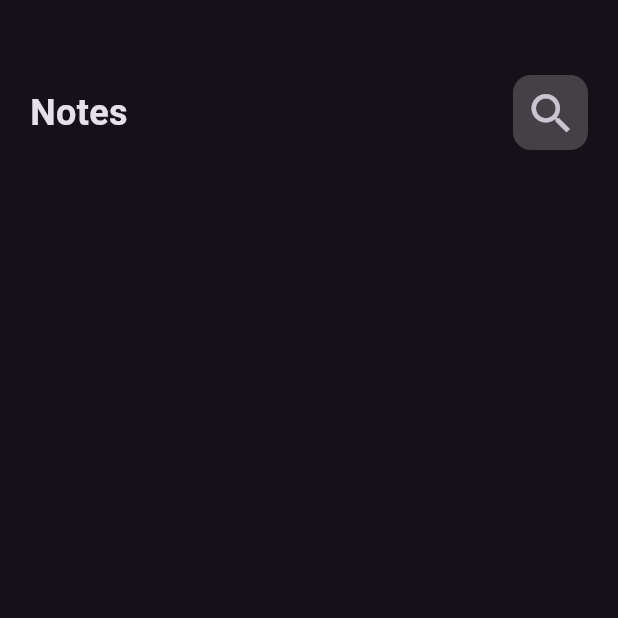
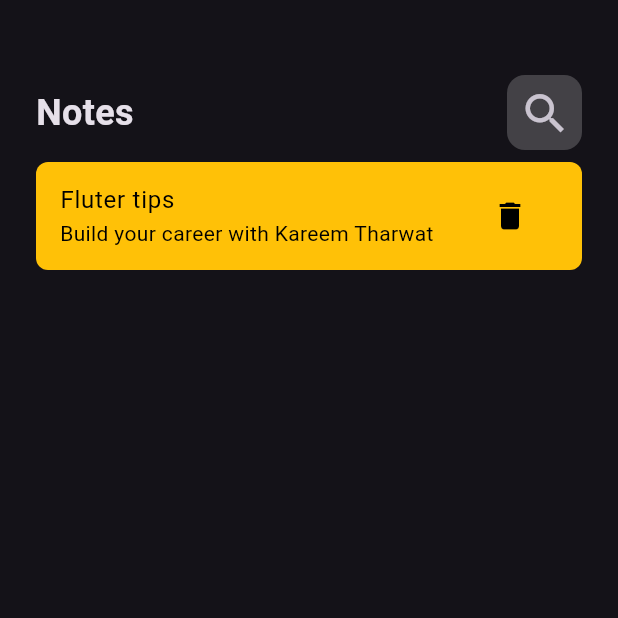
Before and after one commit to KaremTharwat/notes-app, a Flutter app: the screen it shows after launch, on a phone screen of 412 x 824 dp, the top half of it. Run offline on Flutter 3.47's test engine with Material 3 defaults, Android fonts, the phone set to English and light mode, and no system bars.

Commit message:
create custom list tile

```diff
--- /dev/null
+++ b/lib/views/widget/custom_list_tile.dart
@@ -0,0 +1,31 @@
+import 'package:flutter/material.dart';
+
+class CustomListTile extends StatelessWidget {
+  const CustomListTile({
+    super.key,
+  });
+
+  @override
+  Widget build(BuildContext context) {
+    return Container(
+        decoration: BoxDecoration(
+            color: Colors.amber,
+            borderRadius: BorderRadius.circular(8)),
+        child: ListTile(
+          title: const Text(
+            "Fluter tips",
+            style: TextStyle(color: Colors.black),
+          ),
+          subtitle: const Text(
+            "Build your career with Kareem Tharwat",
+            style: TextStyle(color: Colors.black),
+          ),
+          trailing: IconButton(
+              onPressed: () {},
+              icon: const Icon(
+                Icons.delete,
+                color: Colors.black,
+              )),
+        ));
+  }
+}
--- a/lib/views/widget/notes_view_body.dart
+++ b/lib/views/widget/notes_view_body.dart
@@ -1,5 +1,6 @@
 import 'package:flutter/material.dart';
 import 'package:notes_app/views/widget/custom_app_bar.dart';
+import 'package:notes_app/views/widget/custom_list_tile.dart';
 
 class NotesViewBody extends StatelessWidget {
   const NotesViewBody({
@@ -10,11 +11,15 @@ class NotesViewBody extends StatelessWidget {
   Widget build(BuildContext context) {
     return const Scaffold(
       body: Padding(
-        padding: EdgeInsets.only(top: 50, left: 20, right: 20),
+        padding: EdgeInsets.only(top: 50, left: 24, right: 24),
         child: Column(
           children: [
-            CustomAppBar()
-            ],
+            CustomAppBar(),
+            Padding(
+              padding: EdgeInsets.symmetric(vertical: 8),
+              child: CustomListTile(),
+            )
+          ],
         ),
       ),
     );
```
